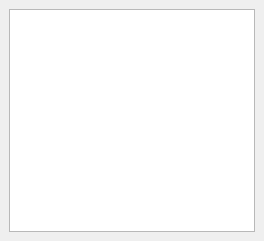
This is prototypes/ui/main.ui in ReSqAr/path_finder as Qt 5 draws it before an edit. The edited form follows.
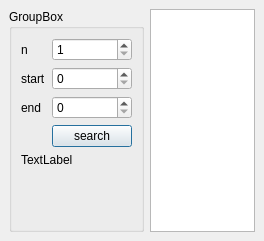
This is the edited form.

```diff
--- a/prototypes/ui/main.ui
+++ b/prototypes/ui/main.ui
@@ -14,7 +14,86 @@
    <string>MainWindow</string>
   </property>
   <widget class="QWidget" name="centralwidget">
-   <layout class="QHBoxLayout" name="horizontalLayout" stretch="1">
+   <layout class="QHBoxLayout" name="horizontalLayout" stretch="0,1">
+    <item>
+     <widget class="QGroupBox" name="groupBox">
+      <property name="title">
+       <string>GroupBox</string>
+      </property>
+      <layout class="QGridLayout" name="gridLayout">
+       <item row="2" column="1">
+        <widget class="QSpinBox" name="start"/>
+       </item>
+       <item row="4" column="1">
+        <widget class="QPushButton" name="search">
+         <property name="text">
+          <string>search</string>
+         </property>
+         <property name="autoDefault">
+          <bool>true</bool>
+         </property>
+         <property name="default">
+          <bool>true</bool>
+         </property>
+        </widget>
+       </item>
+       <item row="3" column="0">
+        <widget class="QLabel" name="label_3">
+         <property name="text">
+          <string>end</string>
+         </property>
+        </widget>
+       </item>
+       <item row="6" column="1">
+        <spacer name="verticalSpacer">
+         <property name="orientation">
+          <enum>Qt::Vertical</enum>
+         </property>
+         <property name="sizeHint" stdset="0">
+          <size>
+           <width>20</width>
+           <height>40</height>
+          </size>
+         </property>
+        </spacer>
+       </item>
+       <item row="0" column="1">
+        <widget class="QSpinBox" name="n">
+         <property name="minimum">
+          <number>1</number>
+         </property>
+         <property name="maximum">
+          <number>20</number>
+         </property>
+        </widget>
+       </item>
+       <item row="0" column="0">
+        <widget class="QLabel" name="label">
+         <property name="text">
+          <string>n</string>
+         </property>
+        </widget>
+       </item>
+       <item row="2" column="0">
+        <widget class="QLabel" name="label_2">
+         <property name="text">
+          <string>start</string>
+         </property>
+        </widget>
+       </item>
+       <item row="3" column="1">
+        <widget class="QSpinBox" name="end"/>
+       </item>
+       <item row="5" column="0" colspan="2">
+        <widget class="QLabel" name="output">
+         <property name="text">
+          <string>TextLabel</string>
+         </property>
+        </widget>
+       </item>
+      </layout>
+     </widget>
+    </item>
     <item>
      <widget class="QGraphicsView" name="graphicsView"/>
     </item>
```
Left out of the diff: 7 changed lines with no effect on the pictures.
